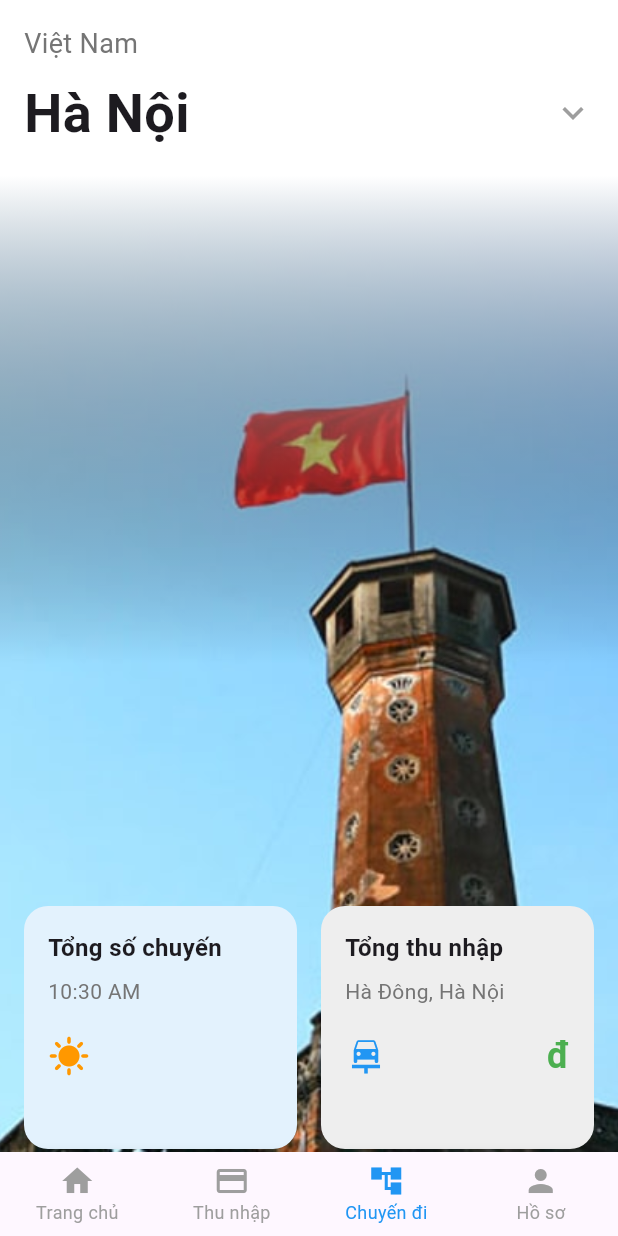
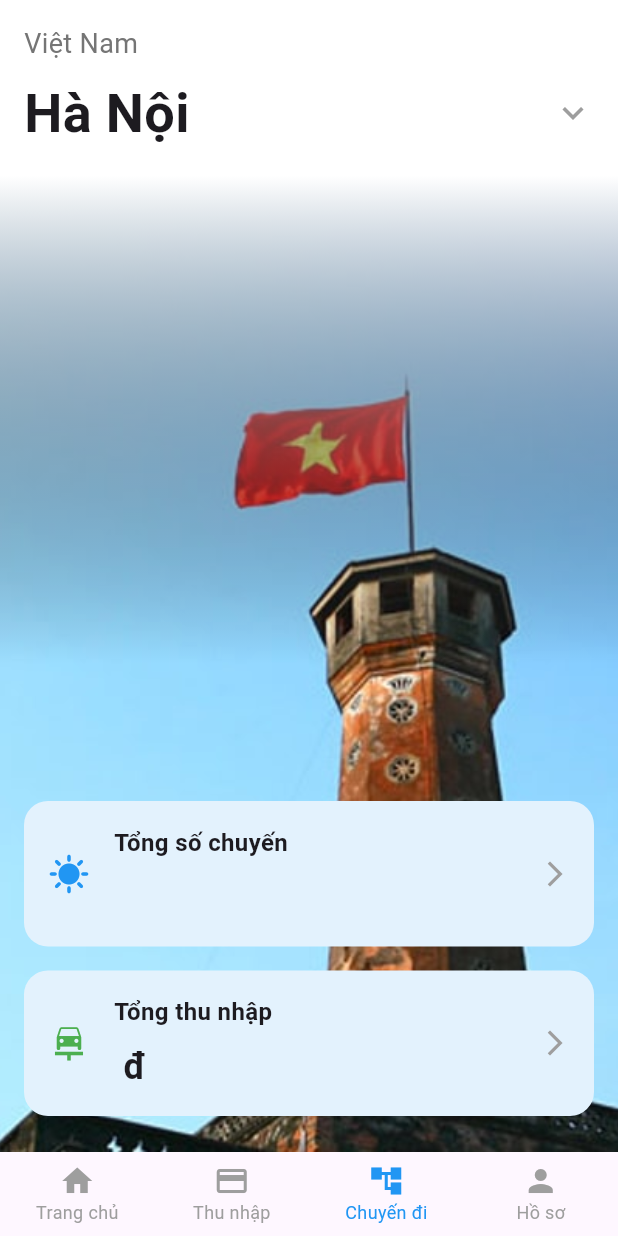
Before and after one commit to Duc15/driver-role-App-Dat-Xe, a Flutter app: the screen it shows once a user with an empty profile is signed in, item 3 of the bottom bar chosen, on a phone screen of 412 x 824 dp. Run offline on Flutter 3.47's test engine with Material 3 defaults, Android fonts, the light colour scheme and no system bars; our stand-ins replace camera, connectivity_plus, file_picker, firebase_auth, firebase_core, firebase_database and 6 more; missing offline and left inert: flutter_geofire, flutter_polyline_points; accounts and stored records are empty.

Commit message:
update UI trips page

```diff
--- a/lib/pages/trips_page.dart
+++ b/lib/pages/trips_page.dart
@@ -5,6 +5,8 @@ import 'package:flutter/material.dart';
 import 'package:intl/intl.dart';
 
 class TripsPage extends StatefulWidget {
+  const TripsPage({super.key});
+
   @override
   State<TripsPage> createState() => _TripsPageState();
 }
@@ -80,7 +82,6 @@ class _TripsPageState extends State<TripsPage> {
 
   @override
   void initState() {
-    // TODO: implement initState
     super.initState();
     getTotalEarningsOfCurrentDriver();
     getCurrentDriverTotalNumberOfTripsCompleted();
@@ -88,11 +89,16 @@ class _TripsPageState extends State<TripsPage> {
 
   @override
   Widget build(BuildContext context) {
+    // Calculate bottom padding to avoid bottom navigation bar overlap
+    double bottomPadding = MediaQuery.of(context).viewInsets.bottom > 0
+        ? MediaQuery.of(context).viewInsets.bottom
+        : 16.0;
+
     return Scaffold(
       body: SafeArea(
         child: Column(
           children: [
-            // Phần tiêu đề và thành phố
+            // Header with the city name
             Padding(
               padding: const EdgeInsets.all(16.0),
               child: Column(
@@ -123,11 +129,11 @@ class _TripsPageState extends State<TripsPage> {
               ),
             ),
 
-            // Hình ảnh nền
+            // Background image
             Expanded(
               child: Stack(
                 children: [
-                  // Hình ảnh nền
+                  // Background image
                   Container(
                     decoration: const BoxDecoration(
                       image: DecorationImage(
@@ -136,7 +142,7 @@ class _TripsPageState extends State<TripsPage> {
                       ),
                     ),
                   ),
-                  // Gradient mờ dần ở trên
+                  // Gradient overlay
                   Container(
                     decoration: const BoxDecoration(
                       gradient: LinearGradient(
@@ -149,66 +155,97 @@ class _TripsPageState extends State<TripsPage> {
                   Align(
                     alignment: Alignment.bottomCenter,
                     child: Container(
-                      height: 180,
-                      padding: const EdgeInsets.only(
-                          top: 16, right: 16, left: 16, bottom: 2),
+                      height: 250,
+                      padding: EdgeInsets.only(
+                        top: 16,
+                        right: 16,
+                        left: 16,
+                        bottom: bottomPadding, // Adjust bottom padding
+                      ),
                       decoration: const BoxDecoration(
-                        // color: Colors.white,
                         borderRadius: BorderRadius.only(
                           topLeft: Radius.circular(24),
                           topRight: Radius.circular(24),
                         ),
                       ),
-                      child: Row(
-                        mainAxisAlignment: MainAxisAlignment.spaceBetween,
+                      child: Column(
                         children: [
-                          // Cột thời tiết
-                          _buildWeatherCard(),
-                          const SizedBox(width: 16),
-                          // Cột thông tin chuyến bay
-                          _buildFlightInfoCard(),
+                          // Total Trips Card
+                          GestureDetector(
+                            onTap: () {
+                              Navigator.push(
+                                context,
+                                MaterialPageRoute(
+                                  builder: (context) =>
+                                      const TripsHistoryPage(),
+                                ),
+                              );
+                            },
+                            child: _buildInfoCard(
+                              "Tổng số chuyến",
+                              currentDriverTotalTripsCompleted,
+                              Icons.sunny,
+                              Colors.blue,
+                            ),
+                          ),
+                          const SizedBox(height: 16),
+                          // Total Earnings Card
+                          GestureDetector(
+                            onTap: () {
+                              Navigator.push(
+                                context,
+                                MaterialPageRoute(
+                                  builder: (context) =>
+                                      const TripsHistoryPage(),
+                                ),
+                              );
+                            },
+                            child: _buildInfoCard(
+                              "Tổng thu nhập",
+                              "$driverEarningsVND đ",
+                              Icons.car_repair,
+                              Colors.green,
+                            ),
+                          ),
                         ],
                       ),
                     ),
                   ),
-                  // Gradient mờ dần ở dưới
-                  // Align(
-                  //   alignment: Alignment.bottomCenter,
-                  //   child: Container(
-                  //     height: 250, // Chiều cao của gradient dưới
-                  //     decoration: const BoxDecoration(
-                  //       gradient: LinearGradient(
-                  //         colors: [Colors.transparent, Colors.white],
-                  //         begin: Alignment.topCenter,
-                  //         end: Alignment.bottomCenter,
-                  //       ),
-                  //     ),
-                  //   ),
-                  // ),
                 ],
               ),
             ),
-
-            // Phần thông tin chi tiết
           ],
         ),
       ),
     );
   }
 
-  Widget _buildWeatherCard() {
-    return Expanded(
-      child: Container(
+  Widget _buildInfoCard(
+    String title,
+    String value,
+    IconData icon,
+    Color iconColor,
+  ) {
+    return Container(
+      width: double.infinity,
       padding: const EdgeInsets.all(16),
       decoration: BoxDecoration(
         color: Colors.blue[50],
         borderRadius: BorderRadius.circular(16),
       ),
-        child: Column(
+      child: Row(
+        children: [
+          Icon(
+            icon,
+            color: iconColor,
+            size: 28,
+          ),
+          const SizedBox(width: 16),
+          Column(
             crossAxisAlignment: CrossAxisAlignment.start,
             children: [
-            const Text(
-              "Tổng số chuyến",
+              Text(
+                title,
                 style: TextStyle(
                   fontSize: 16,
                   fontWeight: FontWeight.bold,
@@ -216,83 +253,17 @@ class _TripsPageState extends State<TripsPage> {
               ),
               const SizedBox(height: 8),
               Text(
-              formattedTime,
+                value,
                 style: TextStyle(
-                fontSize: 14,
-                color: Colors.grey[600],
-              ),
-            ),
-            const SizedBox(height: 16),
-            Row(
-              children: [
-                const Icon(
-                  Icons.sunny,
-                  color: Colors.orange,
-                  size: 28,
-                ),
-                const Spacer(),
-                Text(
-                  currentDriverTotalTripsCompleted,
-                  style: const TextStyle(
                   fontSize: 24,
                   fontWeight: FontWeight.bold,
                 ),
               ),
             ],
           ),
+          const Spacer(),
+          const Icon(Icons.arrow_forward_ios, size: 20, color: Colors.grey),
         ],
-        ),
-      ),
-    );
-  }
-
-  Widget _buildFlightInfoCard() {
-    return Expanded(
-      child: Container(
-        padding: const EdgeInsets.all(16),
-        decoration: BoxDecoration(
-          color: Colors.grey[200],
-          borderRadius: BorderRadius.circular(16),
-        ),
-        child: Column(
-          crossAxisAlignment: CrossAxisAlignment.start,
-          children: [
-            const Text(
-              "Tổng thu nhập",
-              style: TextStyle(
-                fontSize: 16,
-                fontWeight: FontWeight.bold,
-              ),
-            ),
-            const SizedBox(height: 8),
-            Text(
-              "Hà Đông, Hà Nội",
-              style: TextStyle(
-                fontSize: 14,
-                color: Colors.grey[600],
-              ),
-            ),
-            const SizedBox(height: 16),
-            Row(
-              children: [
-                const Icon(
-                  Icons.car_repair,
-                  color: Colors.blue,
-                  size: 28,
-                ),
-                const Spacer(),
-                Text(
-                  "$driverEarningsVND đ",
-                  style: const TextStyle(
-                    fontSize: 24,
-                    fontWeight: FontWeight.bold,
-                    color: Colors.green,
-                  ),
-                ),
-              ],
-            ),
-          ],
-        ),
       ),
     );
   }
```
Lines whose indentation alone changed are shown as unchanged.
